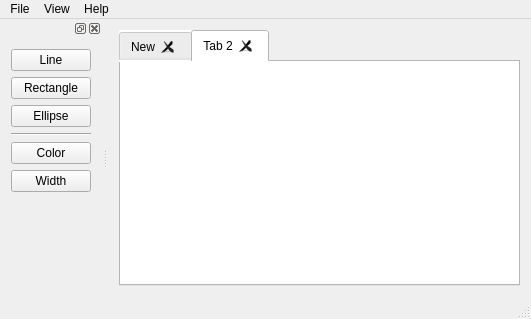
Qt form MainWindow.ui (BulSV/MyPaint) before a commit.
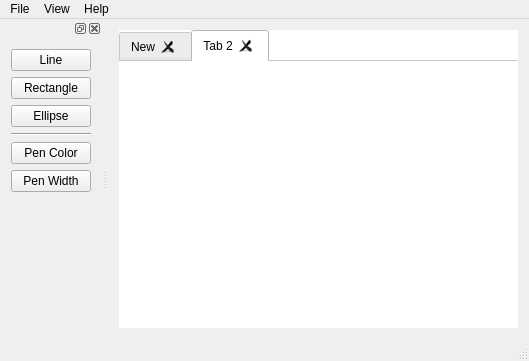
The same form after that commit. The open tabs and pages were chosen to show the change.

Diff of the .ui file:
```diff
--- a/MainWindow.ui
+++ b/MainWindow.ui
@@ -6,16 +6,16 @@
    <rect>
     <x>0</x>
     <y>0</y>
-    <width>531</width>
-    <height>319</height>
+    <width>529</width>
+    <height>361</height>
    </rect>
   </property>
   <property name="windowTitle">
    <string>MyPaint</string>
   </property>
   <widget class="QWidget" name="centralWidget">
-   <layout class="QVBoxLayout" name="verticalLayout_2">
-    <item>
+   <layout class="QGridLayout" name="gridLayout">
+    <item row="0" column="0">
      <widget class="QTabWidget" name="tabWidget">
       <property name="cursor">
        <cursorShape>CrossCursor</cursorShape>
@@ -30,7 +30,7 @@
        <number>0</number>
       </property>
       <property name="documentMode">
-       <bool>false</bool>
+       <bool>true</bool>
       </property>
       <property name="tabsClosable">
        <bool>true</bool>
@@ -44,6 +44,7 @@
        <attribute name="title">
         <string>Tab 2</string>
        </attribute>
+       <layout class="QHBoxLayout" name="horizontalLayout"/>
       </widget>
      </widget>
     </item>
@@ -54,7 +55,7 @@
     <rect>
      <x>0</x>
      <y>0</y>
-     <width>531</width>
+     <width>529</width>
      <height>25</height>
     </rect>
    </property>
@@ -138,7 +139,7 @@
         <string>&lt;html&gt;&lt;head/&gt;&lt;body&gt;&lt;p&gt;Set Pen Color&lt;/p&gt;&lt;/body&gt;&lt;/html&gt;</string>
        </property>
        <property name="text">
-        <string>Color</string>
+        <string>Pen Color</string>
        </property>
       </widget>
      </item>
@@ -148,7 +149,7 @@
         <string>&lt;html&gt;&lt;head/&gt;&lt;body&gt;&lt;p&gt;Set Pen Width&lt;/p&gt;&lt;/body&gt;&lt;/html&gt;</string>
        </property>
        <property name="text">
-        <string>Width</string>
+        <string>Pen Width</string>
        </property>
       </widget>
      </item>
@@ -160,7 +161,7 @@
        <property name="sizeHint" stdset="0">
         <size>
          <width>20</width>
-         <height>52</height>
+         <height>94</height>
         </size>
        </property>
       </spacer>
```
Left out of the diff: 23 changed lines with no effect on the pictures.
